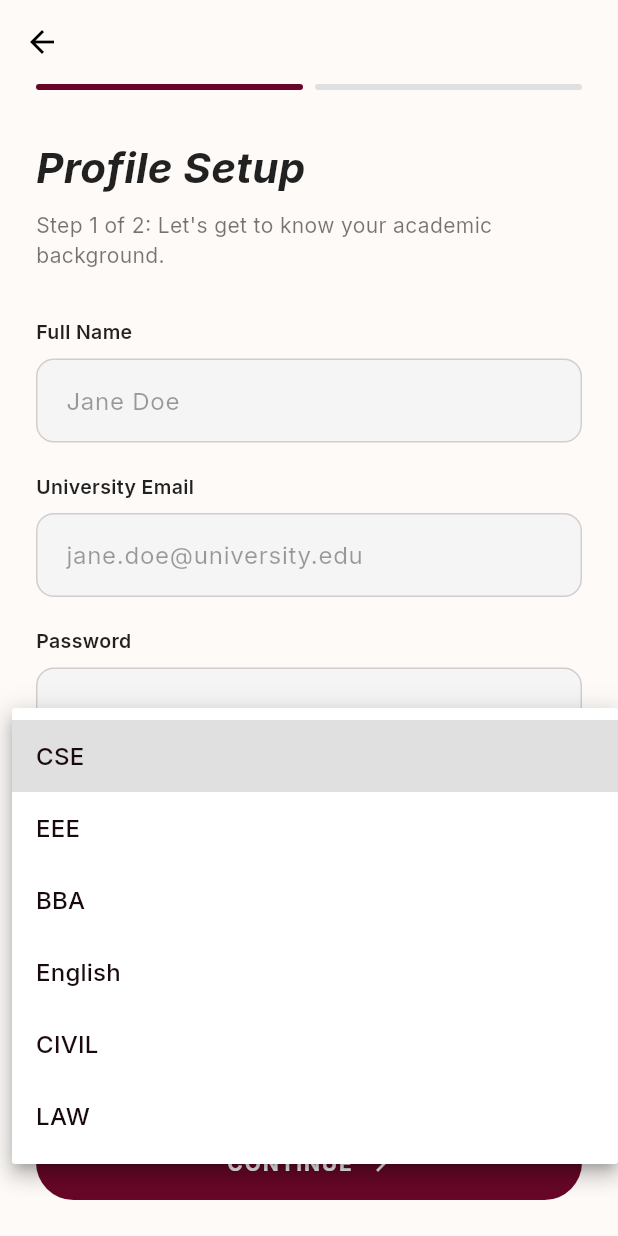
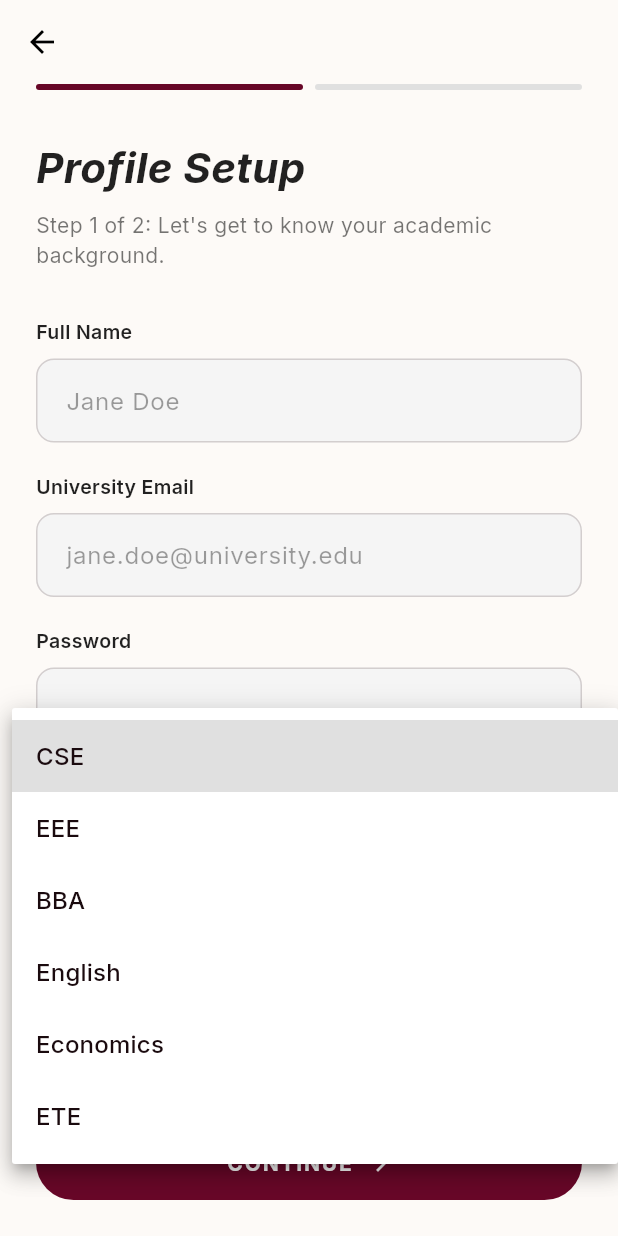
Before and after one commit to akramrafid/EDU_Alumni_Connect-, a Flutter app: the ProfileSetupPage screen opened by its route, after a tap on "CSE", on a phone screen of 412 x 824 dp. Run offline on Flutter 3.47's test engine with Material 3 defaults, Android fonts, the phone set to English and light mode, and no system bars; our stand-ins replace cloud_firestore, firebase_auth, firebase_core, firebase_storage, flutter_riverpod, fpdart and 7 more; missing offline and left inert: firebase_app_check; accounts and stored records are empty; generated files the repository leaves out were written again.

```diff
--- a/lib/features/auth/presentation/pages/profile_setup_page.dart
+++ b/lib/features/auth/presentation/pages/profile_setup_page.dart
@@ -25,7 +25,7 @@ class _ProfileSetupPageState extends ConsumerState<ProfileSetupPage> {
   String _selectedRole = 'student';
   String _selectedDepartment = 'CSE';
 
-  final List<String> _departments = ['CSE', 'EEE', 'BBA', 'English', 'CIVIL', 'LAW'];
+  final List<String> _departments = ['CSE', 'EEE', 'BBA', 'English', 'Economics', 'ETE'];
 
   @override
   void initState() {
```
